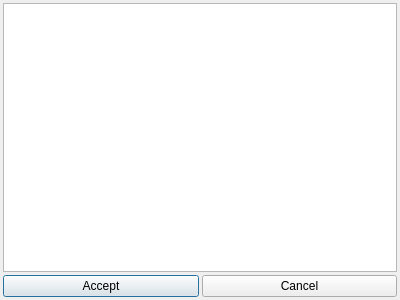
Qt form src/gui/GraphWindowTools/atemplateselectiondialog.ui (andrmor/ANTS2) before a commit.
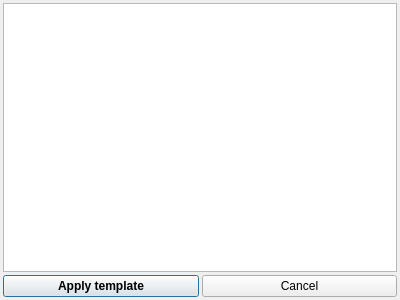
The same form after that commit.

Patch:
```diff
--- a/src/gui/GraphWindowTools/atemplateselectiondialog.ui
+++ b/src/gui/GraphWindowTools/atemplateselectiondialog.ui
@@ -45,8 +45,14 @@
     <layout class="QHBoxLayout" name="horizontalLayout">
      <item>
       <widget class="QPushButton" name="pbAccept">
+       <property name="font">
+        <font>
+         <weight>75</weight>
+         <bold>true</bold>
+        </font>
+       </property>
        <property name="text">
-        <string>Accept</string>
+        <string>Apply template</string>
        </property>
       </widget>
      </item>
```
